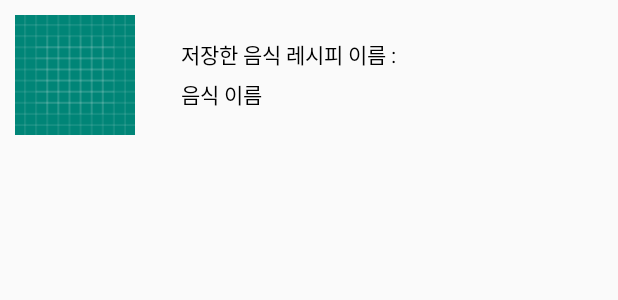
After one commit to Hanalin0422/AndroidProject, an Android app: the layout list_item.xml on its own in the app's theme, with its tools: preview values and no code run, on a phone screen of 412 x 824 dp. The commit adds this screen. Shown: the top 300 px of the screen. Run offline under Robolectric (Android 15) with nearby library versions, the phone set to English and light mode, and no system bars.

Commit message:
일단 대충 틀만 완성, 지도랑 리스트 좀더 건드려야함

```diff
--- a/app/build.gradle
+++ b/app/build.gradle
@@ -28,7 +28,7 @@ android {
         abi {
             enable true
             reset()
-            include 'x86', 'x86_64', 'armeabi-v7a', 'armeabi'
+            include 'x86', 'x86_64', 'armeabi-v7a', 'armeabi', 'arm64-v8a'
             universalApk false
         }
     }
@@ -48,4 +48,6 @@ dependencies {
     implementation 'com.google.android.material:material:1.0.0'
     implementation 'com.google.android.gms:play-services-maps:17.0.0'
     implementation 'com.google.firebase:firebase-database:20.0.2'
+    implementation 'com.github.bumptech.glide:glide:4.11.0'
+    annotationProcessor 'com.github.bumptech.glide:compiler:4.11.0'
 }
--- a/app/src/main/AndroidManifest.xml
+++ b/app/src/main/AndroidManifest.xml
@@ -3,10 +3,13 @@
     package="com.seoultech.foodrecipes">
 
     <uses-permission android:name="android.permission.INTERNET"/>
+    <uses-permission android:name="android.permission.ACCESS_NETWORK_STATE"/>
     <uses-permission android:name="android.permission.ACCESS_FINE_LOCATION"/>
     <uses-permission android:name="android.permission.ACCESS_COARSE_LOCATION"/>
 
     <application
+        android:usesCleartextTraffic="true"
+        android:networkSecurityConfig="@xml/network_security_config"
         android:allowBackup="true"
         android:icon="@mipmap/ic_launcher"
         android:label="@string/app_name"
@@ -52,6 +55,7 @@
         <activity android:name=".red_bulgogiRecipe"></activity>
         <activity android:name=".kimchi_fried_rice"></activity>
         <activity android:name=".kimchi_fried_riceRecipe"></activity>
+        <activity android:name=".StoreRecipe"></activity>
         <meta-data android:name="com.kakao.sdk.Appkey" android:value="a58d41ff8acb47e18843083723d91da7"/>
     </application>
 
--- a/app/src/main/java/com/seoultech/foodrecipes/MainActivity.java
+++ b/app/src/main/java/com/seoultech/foodrecipes/MainActivity.java
@@ -188,7 +188,9 @@ public class MainActivity extends AppCompatActivity{
         viewStored.setOnClickListener(new View.OnClickListener() {
             @Override
             public void onClick(View view) {
-                Toast.makeText(getApplicationContext(), "아직 기능 안만듬", Toast.LENGTH_SHORT).show();
+                //Toast.makeText(getApplicationContext(), "아직 기능 안만듬", Toast.LENGTH_SHORT).show();
+                Intent intent1 = new Intent(getApplicationContext(), StoreRecipe.class);
+                startActivity(intent1);
             }
         });
     }
--- a/app/src/main/java/com/seoultech/foodrecipes/bookMark.java
+++ b/app/src/main/java/com/seoultech/foodrecipes/bookMark.java
@@ -7,6 +7,10 @@ public class bookMark {
 
     public bookMark(){}
 
+    public String getFoodImg(){return foodImg;}
+
+    public String getFoodName(){return foodName;}
+
     public bookMark(String foodID, String foodName, String foodImg) {
         this.foodName = foodName;
         this.foodID = foodID;
--- a/app/src/main/res/layout/activity_main.xml
+++ b/app/src/main/res/layout/activity_main.xml
@@ -88,7 +88,7 @@
             android:layout_width="wrap_content"
             android:layout_height="wrap_content"
             android:layout_marginLeft="80dp"
-            android:text="꺳잎" />
+            android:text="깻잎" />
 
         <CheckBox
             android:id="@+id/kimchi"
--- a/app/src/main/res/layout/closermart.xml
+++ b/app/src/main/res/layout/closermart.xml
@@ -8,7 +8,6 @@
     <RelativeLayout
         android:id="@+id/map_view"
         android:layout_width="match_parent"
-        android:layout_height="match_parent">
+        android:layout_height="match_parent"/>
 
-    </RelativeLayout>
 </RelativeLayout>
--- /dev/null
+++ b/app/src/main/res/layout/list_item.xml
@@ -0,0 +1,47 @@
+<?xml version="1.0" encoding="utf-8"?>
+<LinearLayout xmlns:android="http://schemas.android.com/apk/res/android"
+    android:orientation="vertical" android:layout_width="match_parent"
+    android:layout_height="match_parent">
+
+    <LinearLayout
+        android:layout_width="match_parent"
+        android:layout_height="wrap_content"
+        android:orientation="horizontal">
+
+        <ImageView
+            android:id="@+id/tv_foodImg"
+            android:layout_width="80dp"
+            android:layout_height="80dp"
+            android:layout_margin="10dp"
+            android:src="@drawable/ic_launcher_background" />
+
+        <LinearLayout
+            android:layout_width="match_parent"
+            android:layout_height="wrap_content"
+            android:layout_marginStart="15dp"
+            android:layout_marginLeft="15dp"
+            android:layout_marginTop="25dp"
+            android:layout_marginEnd="15dp"
+            android:layout_marginRight="15dp"
+            android:layout_marginBottom="15dp"
+            android:orientation="vertical">
+
+            <TextView
+                android:id="@+id/textView3"
+                android:layout_width="wrap_content"
+                android:layout_height="wrap_content"
+                android:layout_marginLeft="5dp"
+                android:text="저장한 음식 레시피 이름 : "
+                android:textColor="#000000" />
+
+            <TextView
+                android:id="@+id/tv_foodName"
+                android:layout_width="wrap_content"
+                android:layout_height="wrap_content"
+                android:layout_margin="5dp"
+                android:text="음식 이름"
+                android:textColor="#000000" />
+
+        </LinearLayout>
+    </LinearLayout>
+</LinearLayout>
--- a/build.gradle
+++ b/build.gradle
@@ -4,6 +4,7 @@ buildscript {
     repositories {
         google()
         jcenter()
+        maven {url 'https://devrepo.kakao.com/nexus/content/groups/public/'}
 
     }
     dependencies {
```
Also changed, not shown: app/src/main/java/com/seoultech/foodrecipes/CloserMart.java (+7 -2 lines), app/src/main/java/com/seoultech/foodrecipes/CustomAdapter.java (added, +58 -0 lines), app/src/main/java/com/seoultech/foodrecipes/StoreRecipe.java (added, +60 -0 lines), app/src/main/res/layout/store_receipe.xml (+18 -4 lines), app/src/main/res/xml/network_security_config.xml (added, +8 -0 lines).
